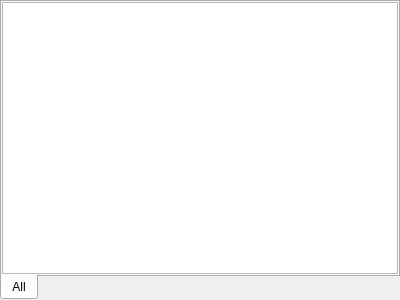
Above: modules/frontend/projects/LogWidget/LogWindow.ui from OFFIS-Automation/Framework before the change. Below: the same form after it.
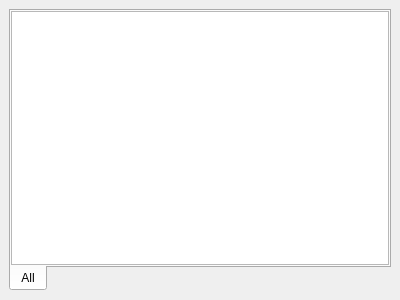
That is the form after the change. Custom widgets are drawn as their Qt base class.

Diff of the .ui file:
```diff
--- a/modules/frontend/projects/LogWidget/LogWindow.ui
+++ b/modules/frontend/projects/LogWidget/LogWindow.ui
@@ -16,19 +16,19 @@
   <widget class="QWidget" name="dockWidgetContents">
    <layout class="QVBoxLayout" name="verticalLayout">
     <property name="spacing">
-     <number>0</number>
+     <number>6</number>
     </property>
     <property name="leftMargin">
-     <number>0</number>
+     <number>9</number>
     </property>
     <property name="topMargin">
-     <number>0</number>
+     <number>9</number>
     </property>
     <property name="rightMargin">
-     <number>0</number>
+     <number>9</number>
     </property>
     <property name="bottomMargin">
-     <number>0</number>
+     <number>9</number>
     </property>
     <item>
      <widget class="QTabWidget" name="tabWidget">
```
